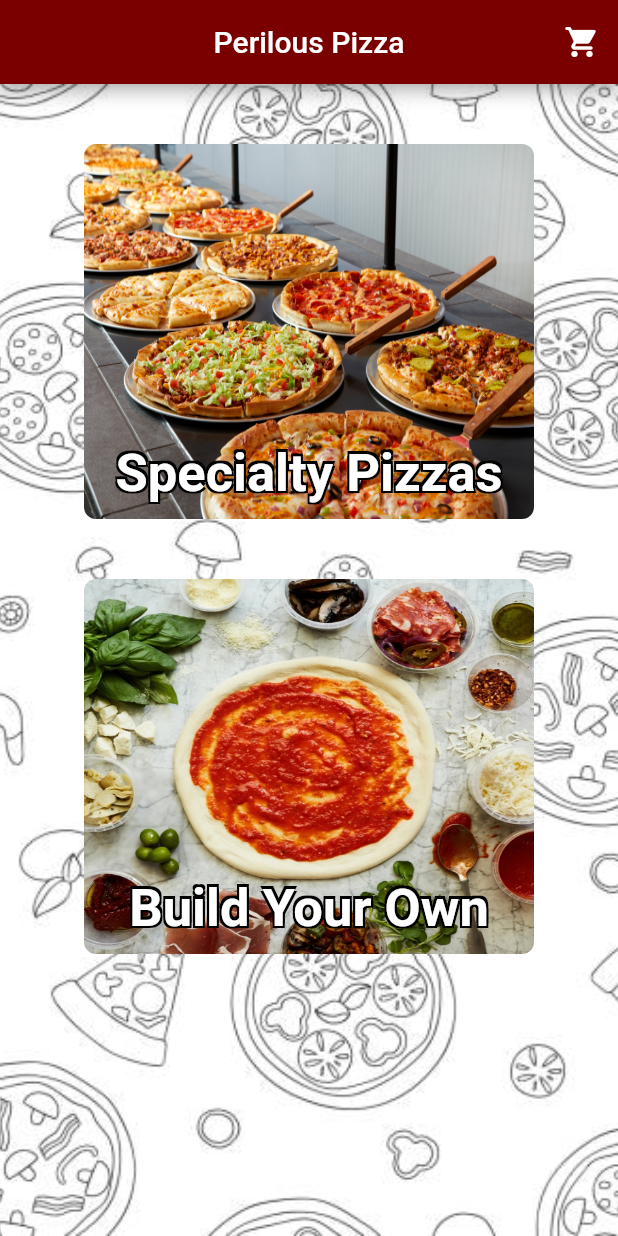
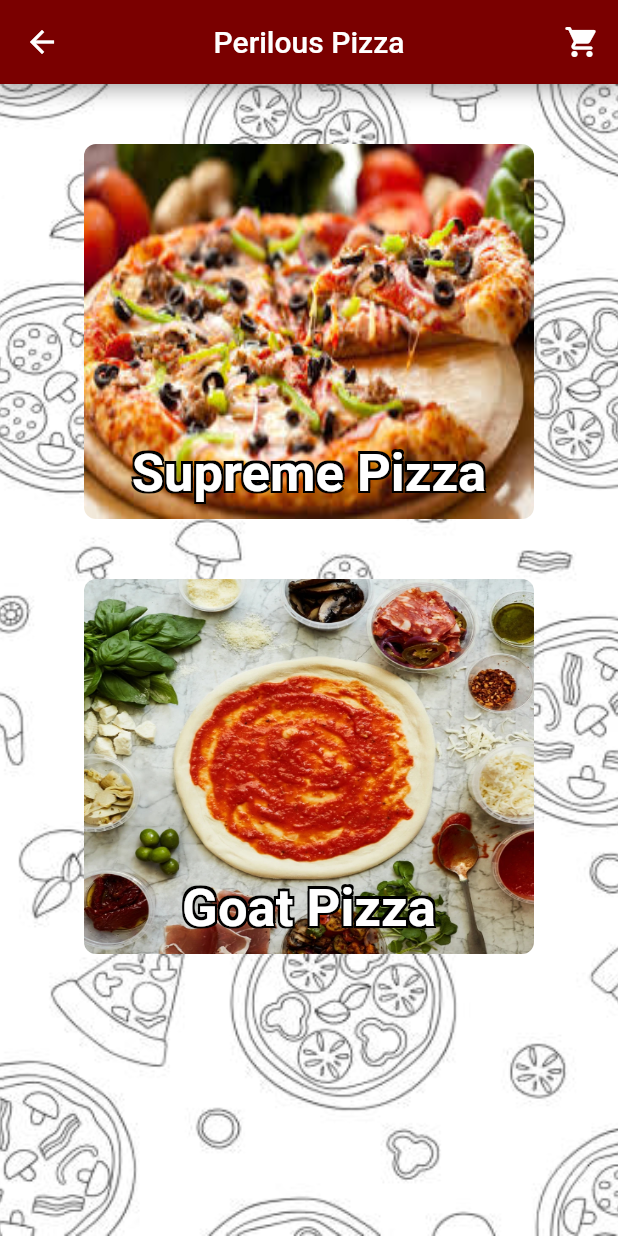
Before and after one commit to akhiljain99/PizzaApp, a Flutter app: the screen it shows after launch, after a tap on "Specialty Pizzas", on a phone screen of 412 x 824 dp. Run offline on Flutter 3.47's test engine with Material 2 defaults, Android fonts, the phone set to English and light mode, and no system bars.

Commit message:
Added additional routing and Specialty Pizza Purchase

```diff
--- /dev/null
+++ b/lib/CreateYourOwn.dart
@@ -0,0 +1,25 @@
+import 'package:flutter/material.dart';
+import 'package:flutter/rendering.dart';
+
+class CreateYourOwn extends StatelessWidget {
+  @override
+  Widget build(BuildContext context) {
+    return Scaffold(
+      appBar: AppBar(
+          title: Text('Perilous Pizza'),
+          centerTitle: true,
+          backgroundColor: Color.fromARGB(255, 122, 0, 0),
+          actions: <Widget>[
+            IconButton(
+              icon: Icon(Icons.shopping_cart_rounded, color: Colors.white),
+              onPressed: () {
+                //do something
+                print("shopping cart has been clicked");
+                Navigator.pushNamed(context, '/ShoppingCart');
+              },
+            )
+          ]),
+      body: Text('Create Your Own!'),
+    );
+  }
+}
--- /dev/null
+++ b/lib/Home.dart
@@ -0,0 +1,149 @@
+import 'package:flutter/material.dart';
+import 'package:flutter/rendering.dart';
+
+class Home extends StatelessWidget {
+  @override
+  Widget build(BuildContext context) {
+    return Scaffold(
+      appBar: AppBar(
+          title: Text('Perilous Pizza'),
+          centerTitle: true,
+          backgroundColor: Color.fromARGB(255, 122, 0, 0),
+          actions: <Widget>[
+            IconButton(
+              icon: Icon(Icons.shopping_cart_rounded, color: Colors.white),
+              onPressed: () {
+                //do something
+                print("shopping cart has been clicked");
+                Navigator.pushNamed(context, '/ShoppingCart');
+              },
+            )
+          ]),
+      body: Container(
+        decoration: new BoxDecoration(
+          image: new DecorationImage(
+            image: new AssetImage('Assets/appBackground.jpg'),
+            fit: BoxFit.cover,
+          ),
+        ),
+        constraints: BoxConstraints.expand(),
+        child: SingleChildScrollView(
+          child: Column(
+            mainAxisAlignment: MainAxisAlignment.spaceEvenly,
+            children: <Widget>[
+              Container(
+                margin: EdgeInsets.symmetric(vertical: 40.0),
+                child: FlatButton(
+                  onPressed: () {
+                    print('Specialty Pizzas has been clicked');
+                    Navigator.pushNamed(context, '/SpecialtyPizzasMenu');
+                  },
+                  child: Stack(
+                    children: <Widget>[
+                      Container(
+                        child: ClipRRect(
+                          borderRadius: BorderRadius.circular(8.0),
+                          child: Image.asset(
+                            'Assets/SpecialtyPizzas.jpg',
+                            height: 250.0,
+                            width: 300.0,
+                            fit: BoxFit.fill,
+                          ),
+                        ),
+                      ),
+                      Container(
+                        height: 240,
+                        width: 300,
+                        alignment: Alignment.bottomCenter,
+                        child: Text(
+                          'Specialty Pizzas',
+                          style: TextStyle(
+                            color: Color.fromRGBO(255, 255, 255, 1),
+                            fontSize: 35,
+                            fontWeight: FontWeight.bold,
+                            shadows: [
+                              Shadow(
+                                  // bottomLeft
+                                  offset: Offset(-1.5, -1.5),
+                                  color: Colors.black),
+                              Shadow(
+                                  // bottomRight
+                                  offset: Offset(1.5, -1.5),
+                                  color: Colors.black),
+                              Shadow(
+                                  // topRight
+                                  offset: Offset(1.5, 1.5),
+                                  color: Colors.black),
+                              Shadow(
+                                  // topLeft
+                                  offset: Offset(-1.5, 1.5),
+                                  color: Colors.black),
+                            ],
+                          ),
+                        ),
+                      ),
+                    ],
+                  ),
+                ),
+              ),
+              Container(
+                child: FlatButton(
+                  onPressed: () {
+                    print('Build Your Own has been clicked');
+                    Navigator.pushNamed(context, '/CreateYourOwn');
+                  },
+                  child: Stack(
+                    children: <Widget>[
+                      Container(
+                        child: ClipRRect(
+                          borderRadius: BorderRadius.circular(8.0),
+                          child: Image.asset(
+                            'Assets/BuildYourOwn.jpg',
+                            height: 250.0,
+                            width: 300.0,
+                            fit: BoxFit.fill,
+                          ),
+                        ),
+                      ),
+                      Container(
+                        height: 240,
+                        width: 300,
+                        alignment: Alignment.bottomCenter,
+                        child: Text(
+                          'Create Your Own',
+                          style: TextStyle(
+                            color: Color.fromRGBO(255, 255, 255, 1),
+                            fontSize: 35,
+                            fontWeight: FontWeight.bold,
+                            shadows: [
+                              Shadow(
+                                  // bottomLeft
+                                  offset: Offset(-1.5, -1.5),
+                                  color: Colors.black),
+                              Shadow(
+                                  // bottomRight
+                                  offset: Offset(1.5, -1.5),
+                                  color: Colors.black),
+                              Shadow(
+                                  // topRight
+                                  offset: Offset(1.5, 1.5),
+                                  color: Colors.black),
+                              Shadow(
+                                  // topLeft
+                                  offset: Offset(-1.5, 1.5),
+                                  color: Colors.black),
+                            ],
+                          ),
+                        ),
+                      ),
+                    ],
+                  ),
+                ),
+              ),
+            ],
+          ),
+        ),
+      ),
+    );
+  }
+}
--- /dev/null
+++ b/lib/ShoppingCart.dart
@@ -0,0 +1,16 @@
+import 'package:flutter/material.dart';
+import 'package:flutter/rendering.dart';
+
+class ShoppingCart extends StatelessWidget {
+  @override
+  Widget build(BuildContext context) {
+    return Scaffold(
+      appBar: AppBar(
+        title: Text('Perilous Pizza'),
+        centerTitle: true,
+        backgroundColor: Color.fromARGB(255, 122, 0, 0),
+      ),
+      body: Text('ShoppingCart'),
+    );
+  }
+}
--- /dev/null
+++ b/lib/SpecialtyPizzaPurchase.dart
@@ -0,0 +1,16 @@
+import 'package:flutter/material.dart';
+import 'package:flutter/rendering.dart';
+
+class SpecialtyPizzaPurchase extends StatelessWidget {
+  @override
+  Widget build(BuildContext context) {
+    return Scaffold(
+      appBar: AppBar(
+        title: Text('Perilous Pizza'),
+        centerTitle: true,
+        backgroundColor: Color.fromARGB(255, 122, 0, 0),
+      ),
+      body: Text('Specialty Pizza Purchase'),
+    );
+  }
+}
--- /dev/null
+++ b/lib/SpecialtyPizzas.dart
@@ -0,0 +1,150 @@
+import 'package:flutter/material.dart';
+import 'package:flutter/rendering.dart';
+import 'package:pizza_ordering_app/SpecialtyPizzaPurchase.dart';
+
+class SpecialtyPizzasMenu extends StatelessWidget {
+  @override
+  Widget build(BuildContext context) {
+    return Scaffold(
+      appBar: AppBar(
+          title: Text('Perilous Pizza'),
+          centerTitle: true,
+          backgroundColor: Color.fromARGB(255, 122, 0, 0),
+          actions: <Widget>[
+            IconButton(
+              icon: Icon(Icons.shopping_cart_rounded, color: Colors.white),
+              onPressed: () {
+                //do something
+                print("shopping cart has been clicked");
+                Navigator.pushNamed(context, '/ShoppingCart');
+              },
+            )
+          ]),
+      body: Container(
+        decoration: new BoxDecoration(
+          image: new DecorationImage(
+            image: new AssetImage('Assets/appBackground.jpg'),
+            fit: BoxFit.cover,
+          ),
+        ),
+        constraints: BoxConstraints.expand(),
+        child: SingleChildScrollView(
+          child: Column(
+            mainAxisAlignment: MainAxisAlignment.spaceEvenly,
+            children: <Widget>[
+              Container(
+                margin: EdgeInsets.symmetric(vertical: 40.0),
+                child: FlatButton(
+                  onPressed: () {
+                    print('Specialty Pizzas has been clicked');
+                    Navigator.pushNamed(context, '/SpecialtyPizzaPurchase');
+                  },
+                  child: Stack(
+                    children: <Widget>[
+                      Container(
+                        child: ClipRRect(
+                          borderRadius: BorderRadius.circular(8.0),
+                          child: Image.asset(
+                            'Assets/SupremePizza.jpg',
+                            height: 250.0,
+                            width: 300.0,
+                            fit: BoxFit.fill,
+                          ),
+                        ),
+                      ),
+                      Container(
+                        height: 240,
+                        width: 300,
+                        alignment: Alignment.bottomCenter,
+                        child: Text(
+                          'Supreme Pizza',
+                          style: TextStyle(
+                            color: Color.fromRGBO(255, 255, 255, 1),
+                            fontSize: 35,
+                            fontWeight: FontWeight.bold,
+                            shadows: [
+                              Shadow(
+                                  // bottomLeft
+                                  offset: Offset(-1.5, -1.5),
+                                  color: Colors.black),
+                              Shadow(
+                                  // bottomRight
+                                  offset: Offset(1.5, -1.5),
+                                  color: Colors.black),
+                              Shadow(
+                                  // topRight
+                                  offset: Offset(1.5, 1.5),
+                                  color: Colors.black),
+                              Shadow(
+                                  // topLeft
+                                  offset: Offset(-1.5, 1.5),
+                                  color: Colors.black),
+                            ],
+                          ),
+                        ),
+                      ),
+                    ],
+                  ),
+                ),
+              ),
+              Container(
+                child: FlatButton(
+                  onPressed: () {
+                    print('Specialty Pizza Has Been Clicked');
+                    Navigator.pushNamed(context, '/SpecialtyPizzaPurchase');
+                  },
+                  child: Stack(
+                    children: <Widget>[
+                      Container(
+                        child: ClipRRect(
+                          borderRadius: BorderRadius.circular(8.0),
+                          child: Image.asset(
+                            'Assets/BuildYourOwn.jpg',
+                            height: 250.0,
+                            width: 300.0,
+                            fit: BoxFit.fill,
+                          ),
+                        ),
+                      ),
+                      Container(
+                        height: 240,
+                        width: 300,
+                        alignment: Alignment.bottomCenter,
+                        child: Text(
+                          'Goat Pizza',
+                          style: TextStyle(
+                            color: Color.fromRGBO(255, 255, 255, 1),
+                            fontSize: 35,
+                            fontWeight: FontWeight.bold,
+                            shadows: [
+                              Shadow(
+                                  // bottomLeft
+                                  offset: Offset(-1.5, -1.5),
+                                  color: Colors.black),
+                              Shadow(
+                                  // bottomRight
+                                  offset: Offset(1.5, -1.5),
+                                  color: Colors.black),
+                              Shadow(
+                                  // topRight
+                                  offset: Offset(1.5, 1.5),
+                                  color: Colors.black),
+                              Shadow(
+                                  // topLeft
+                                  offset: Offset(-1.5, 1.5),
+                                  color: Colors.black),
+                            ],
+                          ),
+                        ),
+                      ),
+                    ],
+                  ),
+                ),
+              ),
+            ],
+          ),
+        ),
+      ),
+    );
+  }
+}
--- a/lib/main.dart
+++ b/lib/main.dart
@@ -1,148 +1,14 @@
 import 'package:flutter/material.dart';
-import 'package:flutter/rendering.dart';
+import 'package:pizza_ordering_app/CreateYourOwn.dart';
+import 'package:pizza_ordering_app/SpecialtyPizzas.dart';
+import 'package:pizza_ordering_app/SpecialtyPizzaPurchase.dart';
+import 'package:pizza_ordering_app/Home.dart';
+import 'package:pizza_ordering_app/ShoppingCart.dart';
 
-void main() => runApp(MaterialApp(home: Home()));
-
-class Home extends StatelessWidget {
-  @override
-  Widget build(BuildContext context) {
-    return Scaffold(
-      appBar: AppBar(
-          title: Text('Perilous Pizza'),
-          centerTitle: true,
-          backgroundColor: Color.fromARGB(255, 122, 0, 0),
-          actions: <Widget>[
-            IconButton(
-              icon: Icon(Icons.shopping_cart_rounded, color: Colors.white),
-              onPressed: () {
-                //do something
-                print("shopping cart has been clicked"); //test123
-              },
-            )
-          ]),
-      body: Container(
-        decoration: new BoxDecoration(
-          image: new DecorationImage(
-            image: new AssetImage('Assets/appBackground.jpg'),
-            fit: BoxFit.cover,
-          ),
-        ),
-        constraints: BoxConstraints.expand(),
-        child: SingleChildScrollView(
-          child: Column(
-            mainAxisAlignment: MainAxisAlignment.spaceEvenly,
-            children: <Widget>[
-              Container(
-                margin: EdgeInsets.symmetric(vertical: 40.0),
-                child: FlatButton(
-                  onPressed: () {
-                    print('Specialty Pizzas has been clicked');
-                  },
-                  child: Stack(
-                    children: <Widget>[
-                      Container(
-                        child: ClipRRect(
-                          borderRadius: BorderRadius.circular(8.0),
-                          child: Image.asset(
-                            'Assets/SpecialtyPizzas.jpg',
-                            height: 250.0,
-                            width: 300.0,
-                            fit: BoxFit.fill,
-                          ),
-                        ),
-                      ),
-                      Container(
-                        height: 240,
-                        width: 300,
-                        alignment: Alignment.bottomCenter,
-                        child: Text(
-                          'Specialty Pizzas',
-                          style: TextStyle(
-                            color: Color.fromRGBO(255, 255, 255, 1),
-                            fontSize: 35,
-                            fontWeight: FontWeight.bold,
-                            shadows: [
-                              Shadow(
-                                  // bottomLeft
-                                  offset: Offset(-1.5, -1.5),
-                                  color: Colors.black),
-                              Shadow(
-                                  // bottomRight
-                                  offset: Offset(1.5, -1.5),
-                                  color: Colors.black),
-                              Shadow(
-                                  // topRight
-                                  offset: Offset(1.5, 1.5),
-                                  color: Colors.black),
-                              Shadow(
-                                  // topLeft
-                                  offset: Offset(-1.5, 1.5),
-                                  color: Colors.black),
-                            ],
-                          ),
-                        ),
-                      ),
-                    ],
-                  ),
-                ),
-              ),
-              Container(
-                child: FlatButton(
-                  onPressed: () {
-                    print('Build Your Own has been clicked');
-                  },
-                  child: Stack(
-                    children: <Widget>[
-                      Container(
-                        child: ClipRRect(
-                          borderRadius: BorderRadius.circular(8.0),
-                          child: Image.asset(
-                            'Assets/BuildYourOwn.jpg',
-                            height: 250.0,
-                            width: 300.0,
-                            fit: BoxFit.fill,
-                          ),
-                        ),
-                      ),
-                      Container(
-                        height: 240,
-                        width: 300,
-                        alignment: Alignment.bottomCenter,
-                        child: Text(
-                          'Build Your Own',
-                          style: TextStyle(
-                            color: Color.fromRGBO(255, 255, 255, 1),
-                            fontSize: 35,
-                            fontWeight: FontWeight.bold,
-                            shadows: [
-                              Shadow(
-                                  // bottomLeft
-                                  offset: Offset(-1.5, -1.5),
-                                  color: Colors.black),
-                              Shadow(
-                                  // bottomRight
-                                  offset: Offset(1.5, -1.5),
-                                  color: Colors.black),
-                              Shadow(
-                                  // topRight
-                                  offset: Offset(1.5, 1.5),
-                                  color: Colors.black),
-                              Shadow(
-                                  // topLeft
-                                  offset: Offset(-1.5, 1.5),
-                                  color: Colors.black),
-                            ],
-                          ),
-                        ),
-                      ),
-                    ],
-                  ),
-                ),
-              ),
-            ],
-          ),
-        ),
-      ),
-    );
-  }
-}
+void main() => runApp(MaterialApp(initialRoute: '/Home', routes: {
+      '/Home': (context) => Home(),
+      '/CreateYourOwn': (context) => CreateYourOwn(),
+      '/SpecialtyPizzasMenu': (context) => SpecialtyPizzasMenu(),
+      '/SpecialtyPizzaPurchase': (context) => SpecialtyPizzaPurchase(),
+      '/ShoppingCart': (context) => ShoppingCart(),
+    }));
--- a/pubspec.yaml
+++ b/pubspec.yaml
@@ -49,6 +49,7 @@ flutter:
      - Assets/SpecialtyPizzas.jpg
      - Assets/BuildYourOwn.jpg
      - Assets/appBackground.jpg
+     - Assets/SupremePizza.jpg
 
   # An image asset can refer to one or more resolution-specific "variants", see
   # https://flutter.dev/assets-and-images/#resolution-aware.
```
Also changed, not shown: Assets/SupremePizza.jpg (added).
